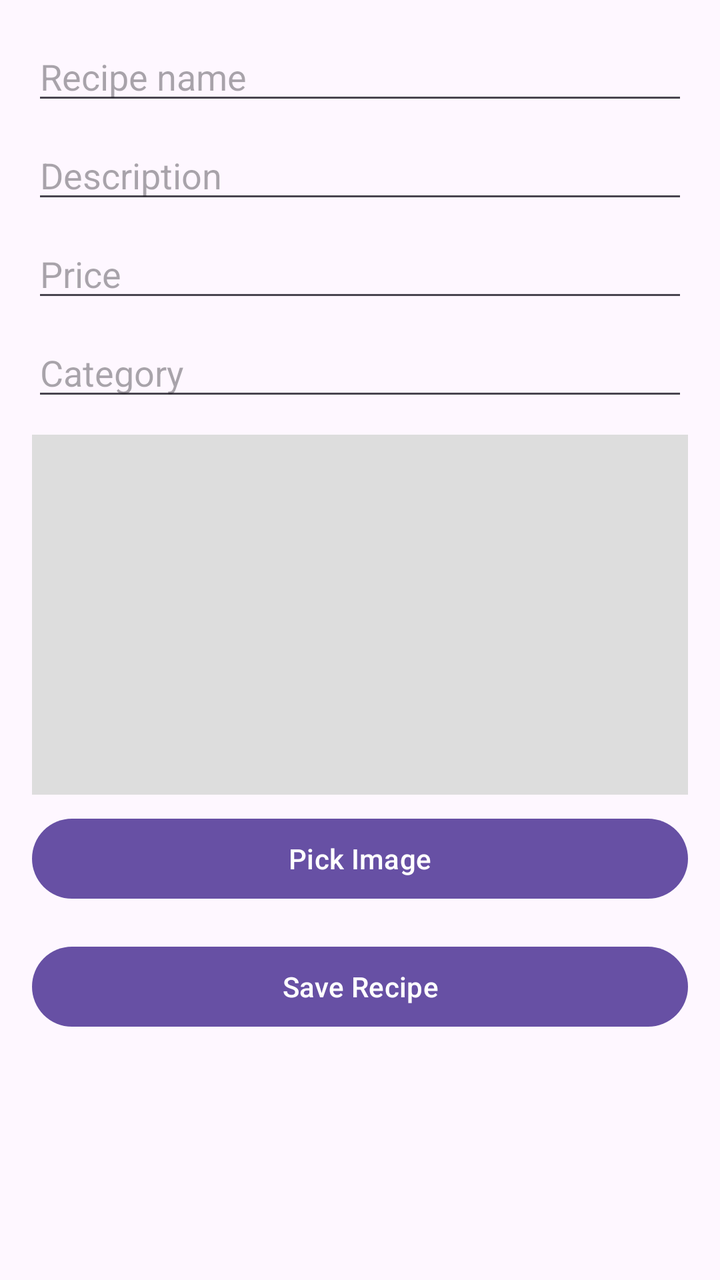
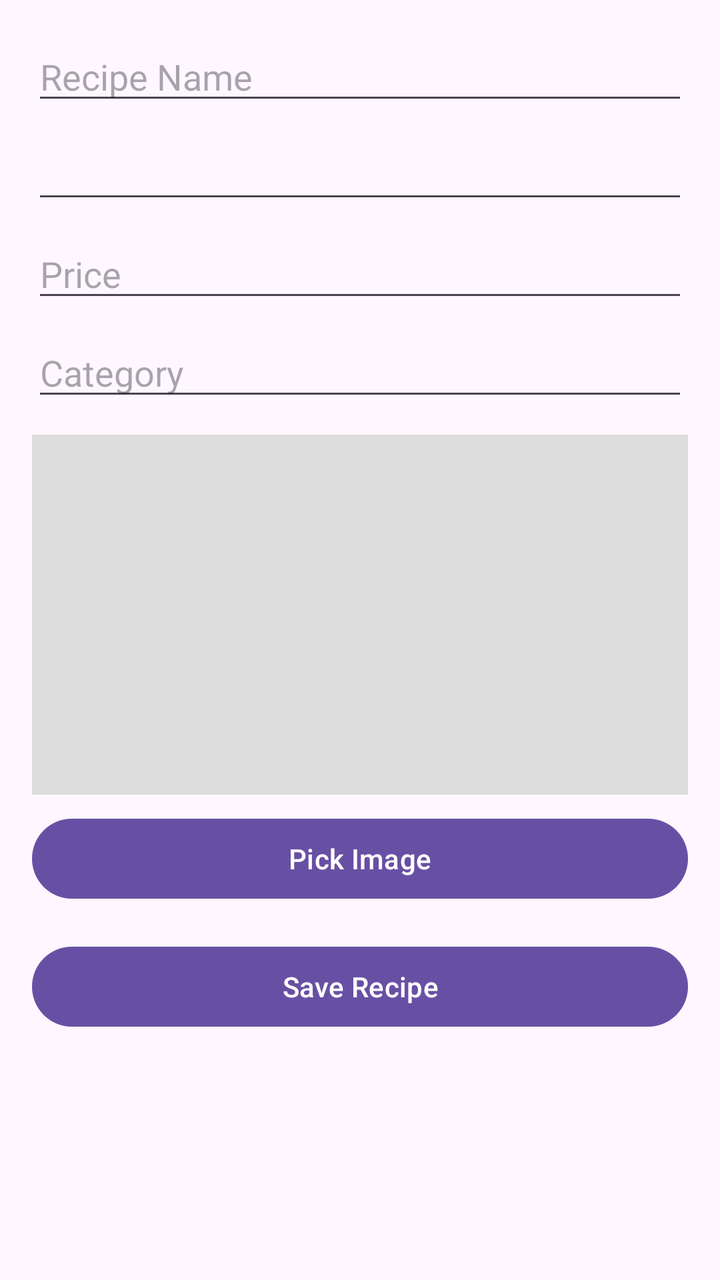

The first picture is an Android layout as it rendered before a commit; the second is the same layout after the commit. The layout source and the unified diff follow.
<!-- AndroidManifest.xml: application theme Theme.MyApplication_MainMenu1 -->
<!-- res/layout/activity_add_recipe.xml -->
<?xml version="1.0" encoding="utf-8"?>
<ScrollView xmlns:android="http://schemas.android.com/apk/res/android"
    android:layout_width="match_parent"
    android:layout_height="match_parent"
    android:padding="16dp">

    <LinearLayout
        android:layout_width="match_parent"
        android:layout_height="wrap_content"
        android:orientation="vertical">

        <EditText
            android:id="@+id/etRecipeName"
            android:layout_width="match_parent"
            android:layout_height="wrap_content"
            android:hint="Recipe name" />

        <EditText
            android:id="@+id/etRecipeDescription"
            android:layout_width="match_parent"
            android:layout_height="wrap_content"
            android:hint="Description"
            android:layout_marginTop="8dp" />

        <EditText
            android:id="@+id/etRecipePrice"
            android:layout_width="match_parent"
            android:layout_height="wrap_content"
            android:hint="Price"
            android:inputType="numberDecimal"
            android:layout_marginTop="8dp" />

        <EditText
            android:id="@+id/etRecipeCategory"
            android:layout_width="match_parent"
            android:layout_height="wrap_content"
            android:hint="Category"
            android:layout_marginTop="8dp" />

        <ImageView
            android:id="@+id/ivImagePreview"
            android:layout_width="match_parent"
            android:layout_height="180dp"
            android:scaleType="centerCrop"
            android:layout_marginTop="12dp"
            android:background="#DDDDDD" />

        <Button
            android:id="@+id/btnPickImage"
            android:layout_width="match_parent"
            android:layout_height="wrap_content"
            android:text="Pick Image"
            android:layout_marginTop="8dp" />

        <Button
            android:id="@+id/btnSaveRecipe"
            android:layout_width="match_parent"
            android:layout_height="wrap_content"
            android:text="Save Recipe"
            android:layout_marginTop="16dp" />

        <ProgressBar
            android:id="@+id/progressBar"
            android:layout_width="wrap_content"
            android:layout_height="wrap_content"
            android:visibility="gone"
            android:layout_gravity="center"
            android:layout_marginTop="12dp" />

    </LinearLayout>

</ScrollView>
<!-- resources referenced by this layout -->
<resources>
  <style name="Theme.MyApplication_MainMenu1" parent="Base.Theme.MyApplication_MainMenu1" />
  <style name="Base.Theme.MyApplication_MainMenu1" parent="Theme.Material3.DayNight.NoActionBar">
          
          
      </style>
</resources>

<!-- the commit's change to res/layout/activity_add_recipe.xml (unified diff, before → after) -->
@@ -13,20 +13,24 @@
             android:id="@+id/etRecipeName"
             android:layout_width="match_parent"
             android:layout_height="wrap_content"
-            android:hint="Recipe name" />
+            android:autofillHints=""
+            android:hint="@string/recipe_name"
+        />
 
         <EditText
             android:id="@+id/etRecipeDescription"
             android:layout_width="match_parent"
             android:layout_height="wrap_content"
-            android:hint="Description"
+            android:autofillHints=""
+            android:hint="@string/recipe_description"
             android:layout_marginTop="8dp" />
 
         <EditText
             android:id="@+id/etRecipePrice"
             android:layout_width="match_parent"
             android:layout_height="wrap_content"
-            android:hint="Price"
+            android:autofillHints=""
+            android:hint="@string/price"
             android:inputType="numberDecimal"
             android:layout_marginTop="8dp" />
 
@@ -34,13 +38,15 @@
             android:id="@+id/etRecipeCategory"
             android:layout_width="match_parent"
             android:layout_height="wrap_content"
-            android:hint="Category"
+            android:autofillHints=""
+            android:hint="@string/category"
             android:layout_marginTop="8dp" />
 
         <ImageView
-            android:id="@+id/ivImagePreview"
+            android:id="@+id/ivRecipeImage"
             android:layout_width="match_parent"
             android:layout_height="180dp"
+            android:contentDescription="@string/recipe_image"
             android:scaleType="centerCrop"
             android:layout_marginTop="12dp"
             android:background="#DDDDDD" />
@@ -49,14 +55,14 @@
             android:id="@+id/btnPickImage"
             android:layout_width="match_parent"
             android:layout_height="wrap_content"
-            android:text="Pick Image"
+            android:text="@string/pick_image"
             android:layout_marginTop="8dp" />
 
         <Button
             android:id="@+id/btnSaveRecipe"
             android:layout_width="match_parent"
             android:layout_height="wrap_content"
-            android:text="Save Recipe"
+            android:text="@string/save_recipe"
             android:layout_marginTop="16dp" />
 
         <ProgressBar
<!-- resource entries referenced after the edit -->
@@ -1,5 +1,12 @@
 <!-- resources referenced by this layout -->
 <resources>
+  <string name="category">Category</string>
+  <string name="pick_image">Pick Image</string>
+  <string name="price">Price</string>
+  <string name="recipe_description" />
+  <string name="recipe_image">Recipe image</string>
+  <string name="recipe_name">Recipe Name</string>
+  <string name="save_recipe">Save Recipe</string>
   <style name="Theme.MyApplication_MainMenu1" parent="Base.Theme.MyApplication_MainMenu1" />
   <style name="Base.Theme.MyApplication_MainMenu1" parent="Theme.Material3.DayNight.NoActionBar">
           
